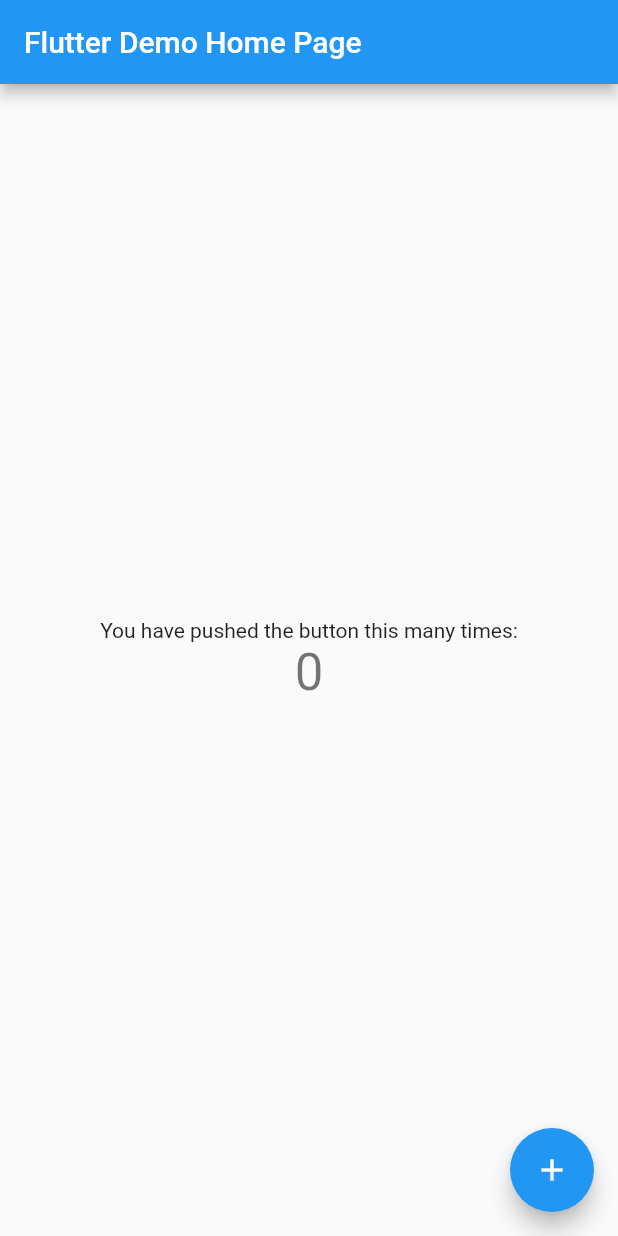
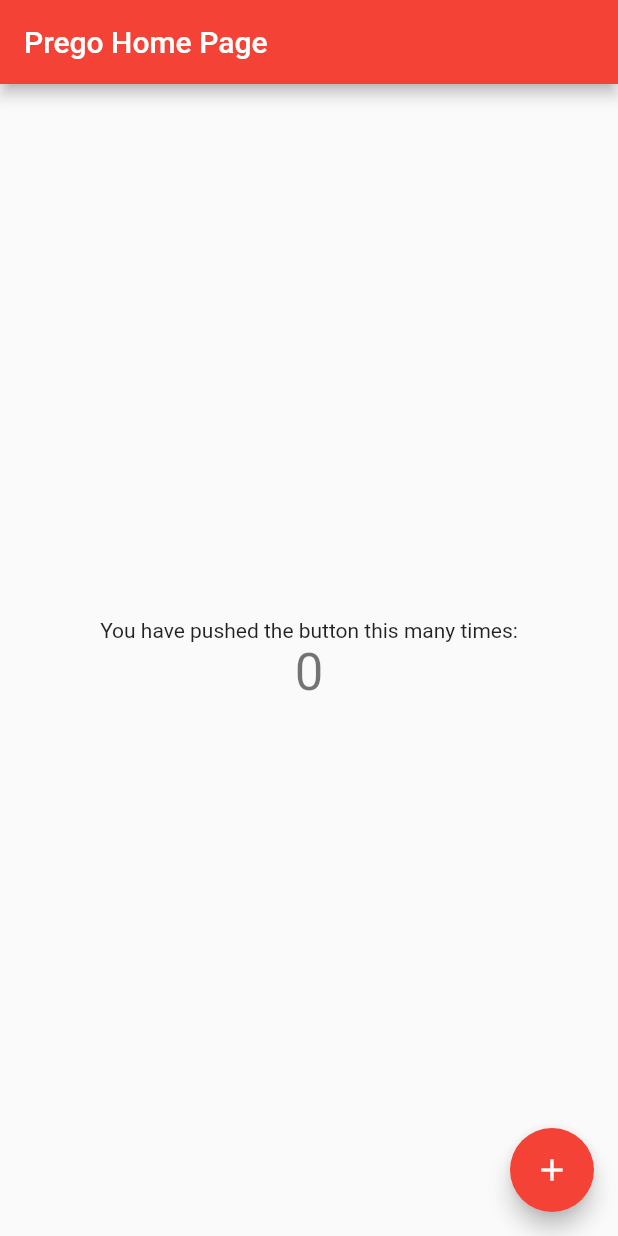
Before and after one commit to jonaylor89/prego, a Flutter app: the screen it shows after launch, on a phone screen of 412 x 824 dp. Run offline on Flutter 3.47's test engine with Material 2 defaults, Android fonts, the phone set to English and light mode, and no system bars.

Commit message:
Messing with things

```diff
--- a/lib/main.dart
+++ b/lib/main.dart
@@ -7,7 +7,7 @@ class MyApp extends StatelessWidget {
   @override
   Widget build(BuildContext context) {
     return MaterialApp(
-      title: 'Flutter Demo',
+      title: 'Prego',
       theme: ThemeData(
         // This is the theme of your application.
         //
@@ -18,9 +18,9 @@ class MyApp extends StatelessWidget {
         // or simply save your changes to "hot reload" in a Flutter IDE).
         // Notice that the counter didn't reset back to zero; the application
         // is not restarted.
-        primarySwatch: Colors.blue,
+        primarySwatch: Colors.red,
       ),
-      home: MyHomePage(title: 'Flutter Demo Home Page'),
+      home: MyHomePage(title: 'Prego Home Page'),
     );
   }
 }
```
